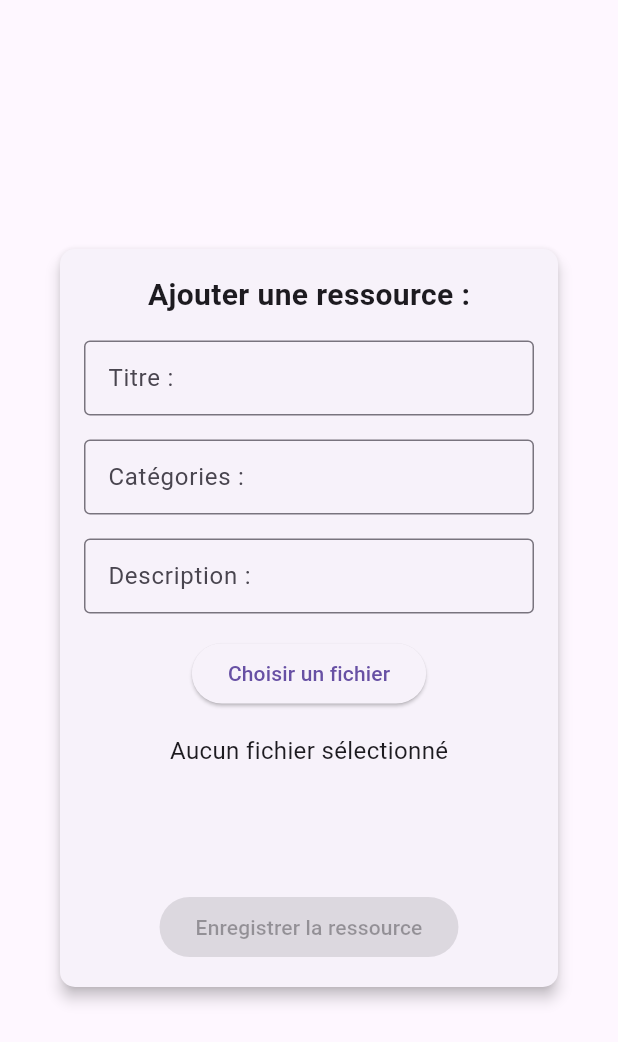
After one commit to mascretelise/resources_relationnellesMobile, a Flutter app: the ExportRessource screen opened directly, after a tap on "Choisir un fichier", on a phone screen of 412 x 824 dp. The commit adds this screen. Shown: the top 1042 px of the screen. Run offline on Flutter 3.47's test engine with Material 3 defaults, Android fonts, the phone set to English and light mode, and no system bars; our stand-ins replace file_picker; accounts and stored records are empty; network calls fail.

Commit message:
> Modification sur la création de requêtes HTTP -> Méthode directement dans config.dart > Ajout de 2 pages sur la navbar, Upload/Banque de ressources (nom à modifier) > Ajout de la page de création de ressources, en attente de l'API pour tester les fonctionnalitées (Titre, description, catégorie, extension et fichier envoyés) > étape suivante : Ajout de la page visualisation de ressources. Filtre sur Nom, Catégorie, Extension.

```diff
--- /dev/null
+++ b/resources_relationnelles/lib/Pages/ExportRessource.dart
@@ -0,0 +1,191 @@
+import 'dart:convert';
+import 'dart:io';
+import 'dart:typed_data';
+import 'package:http/http.dart' as http;
+import 'package:flutter/material.dart';
+import 'package:file_picker/file_picker.dart';
+import 'package:myapp/config.dart';
+
+class ExportRessource extends StatefulWidget {
+  const ExportRessource({super.key});
+
+  @override
+  _ExportRessourceState createState() => _ExportRessourceState();
+}
+
+class _ExportRessourceState extends State<ExportRessource> {
+  final TextEditingController _titreRessourceController = TextEditingController();
+  final TextEditingController _descriptionRessourceController = TextEditingController();
+  final TextEditingController _categorieRessourceController = TextEditingController();
+
+  String? _fileName;  // Variable to store the selected file's name
+  bool champsRemplis = false;
+  Uint8List? fileData;
+  String? fileExtension;
+
+
+  // Function to pick a file
+  Future<void> _pickFile() async {
+    FilePickerResult? result = await FilePicker.platform.pickFiles();
+
+    if (result != null) {
+      // Get the first file from the result
+      PlatformFile file = result.files.first;
+      File selectedFile = File(file.path!);
+
+      fileData = await selectedFile.readAsBytes();
+      fileExtension = file.extension;
+      setState(() {
+        _fileName = file.name;  // Update the file name in the state
+      });
+
+      // You can also access the file's path or bytes if you need to upload it.
+      // Example: print('File path: ${file.path}');
+    } else {
+      print("No file selected.");
+    }
+  }
+
+  @override
+  Widget build(BuildContext context) {
+    return Scaffold(
+      body: Center(
+        child: SingleChildScrollView(
+          child: Padding(
+            padding: const EdgeInsets.all(16.0),
+            child: Container(
+              height: 500,
+              child: Card(
+                shape: RoundedRectangleBorder(
+                  borderRadius: BorderRadius.circular(10),
+                ),
+                elevation: 4,
+                child: Padding(
+                  padding: const EdgeInsets.all(16.0),
+                  child: Column(
+                    mainAxisSize: MainAxisSize.min,
+                    children: [
+                      Text(
+                        "Ajouter une ressource :",
+                        style: TextStyle(fontSize: 20, fontWeight: FontWeight.bold),
+                      ),
+                      SizedBox(height: 16),
+                      buildTextField("Titre :", _titreRessourceController),
+
+                      SizedBox(height: 16),
+                      buildTextField("Catégories :", _categorieRessourceController),
+
+                      SizedBox(height: 16),
+                      buildTextField("Description :", _descriptionRessourceController),
+                      SizedBox(height: 16),
+
+                      ElevatedButton(
+                        onPressed: _pickFile,
+                        child: Text("Choisir un fichier"),
+                      ),
+                      SizedBox(height: 16),
+                      // Display selected file name
+                      if (_fileName == null) ...[
+                        Text(
+                          "Aucun fichier sélectionné",
+                          style: TextStyle(fontSize: 16),
+                        ),
+                      ]
+                      else ...[
+                        Text(
+                          "Fichier sélectionné: $_fileName",
+                          style: TextStyle(fontSize: 16, fontWeight: FontWeight.w500),
+                        ),
+                      ],
+                      Spacer(),
+                      ElevatedButton(onPressed: champsRemplis? sendRessource : null, child: Text("Enregistrer la ressource"))
+                    ],
+                  ),
+                ),
+              ),
+            )
+          ),
+        ),
+      ),
+    );
+  }
+
+  @override
+  void dispose() {
+    // Dispose controllers when the widget is disposed
+    _titreRessourceController.dispose();
+    _descriptionRessourceController.dispose();
+    _categorieRessourceController.dispose();
+    super.dispose();
+  }
+
+  Widget buildTextField(String label, TextEditingController controller,
+      {bool isPassword = false}) {
+    return SizedBox(
+      width: 300,
+      height: 50,
+      child: TextField(
+        onChanged: (_) => checkInputs(),
+        controller: controller,
+        obscureText: isPassword,
+        decoration: InputDecoration(
+          border: OutlineInputBorder(),
+          labelText: label,
+        ),
+      ),
+    );
+  }
+
+  checkInputs(){
+    setState(() {
+      champsRemplis =
+        _titreRessourceController.text.isNotEmpty &&
+        _categorieRessourceController.text.isNotEmpty &&
+        _descriptionRessourceController.text.isNotEmpty &&
+        _fileName != null &&
+        fileData != null;
+    });
+  }
+
+  sendRessource() async {
+    print("Titre : ${_titreRessourceController.text}");
+    print("Catégories : ${_categorieRessourceController.text}");
+    print("Description : ${_descriptionRessourceController.text}");
+    print("Nom fichier : ${_fileName}");
+    print("Extension fichier : ${fileExtension}");
+    print("Data fichier: ${fileData}");
+
+    var client = http.Client();//Client HTTP
+    try {
+      var uri = Config.connect(Config.registerRoute); //Composition URL pour l'api
+      var request = http.MultipartRequest('POST', uri); //Méthode POST
+
+      request.fields['title'] = _titreRessourceController.text;
+      request.fields['categories'] = _categorieRessourceController.text;
+      request.fields['description'] = _descriptionRessourceController.text;
+      request.fields['extension'] = fileExtension!;
+
+      // Add file (multipart)
+      if (_fileName != null && fileData != null) {
+        request.files.add(http.MultipartFile.fromBytes(
+          'fileData', // Field name for the file in the form
+          fileData!,  // File data as bytes
+          filename: _fileName!, // File name
+        ));
+      }
+
+      // Send the request
+      var response = await request.send().timeout(Duration(seconds: 10));
+
+      // Read and decode the response
+      var decodedResponse = await response.stream.bytesToString();
+      print(decodedResponse);
+
+    } catch (error) {
+        print("Error: $error");
+    } finally {
+      // Close the client
+      client.close();
+    }
+  }
+}
--- a/resources_relationnelles/lib/config.dart
+++ b/resources_relationnelles/lib/config.dart
@@ -5,11 +5,23 @@
 
 class Config {
   static var serverIp =
-      "http://10.0.2.2:3000/api"; //IP du serveur test/réel (10.0.2.2:80 envoie à la machine où se trouve l'emulateur)
+      "10.0.2.2"; //IP du serveur test/réel (10.0.2.2 envoie à la machine où se trouve l'emulateur)
+  static const serverPort = 3000;
+  static var apiPathBase = '/api';
+  static var registerRoute="/register";
+  static var loginRoute="/login";
+  static var uploadRoute="/upload";
   static var apiKey = ""; //Clé api
   static var configfile =
       ""; //Chemin vers le fichier de configuration de l'application
-  static var loginRoute = "/login";
-  static var registerRoute = "/register";
-  static var timeoutValue = 5; //secondes
+  static var timeoutValue = Duration(seconds: 10); //secondes
+
+  static connect(String targetApi){
+    return Uri(
+                scheme: 'http',
+                host: serverIp,
+                port: serverPort,
+                path: apiPathBase+targetApi,
+    );
+  }
 }
--- a/resources_relationnelles/pubspec.yaml
+++ b/resources_relationnelles/pubspec.yaml
@@ -44,6 +44,9 @@ dependencies:
   crypto: ^3.0.6
   path_provider: ^2.0.10
   json_annotation: ^4.6.0
+  file_picker: ^5.2.1
+  en_file_uploader: ^2.0.3
+
 
 
 dev_dependencies:
```
Also changed, not shown: resources_relationnelles/lib/Pages/login.dart (+25 -8 lines), resources_relationnelles/lib/Pages/register.dart (+17 -2 lines), resources_relationnelles/lib/Pages/visualiseRessource.dart (added, +32 -0 lines), resources_relationnelles/lib/component/nav.dart (+8 -4 lines), resources_relationnelles/pubspec.lock.
